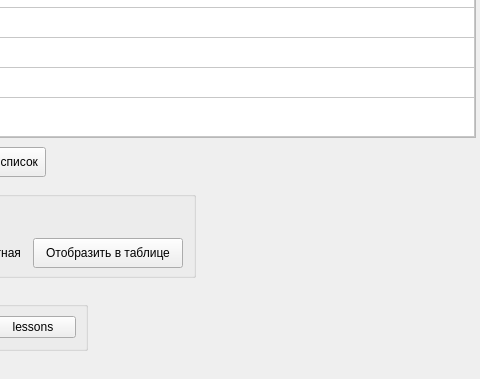
Old version of the form mainwindow.ui in the repository chalexyur/shnedule; both pictures show x 215 to 695 and y 103 to 482 of the 939 by 482 pixel window.
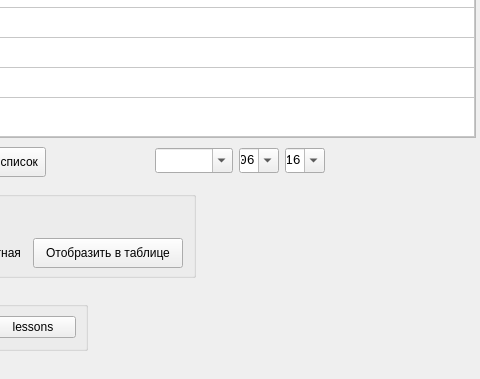
New version of the form. Icons and pictures are not drawn.

The edit to the form file:
```diff
--- a/mainwindow.ui
+++ b/mainwindow.ui
@@ -394,6 +394,233 @@
                     <bool>true</bool>
                 </property>
             </widget>
+            <widget class="QWidget" name="">
+                <property name="geometry">
+                    <rect>
+                        <x>370</x>
+                        <y>250</y>
+                        <width>170</width>
+                        <height>27</height>
+                    </rect>
+                </property>
+                <layout class="QGridLayout" name="gridLayout_3">
+                    <item row="0" column="0">
+                        <widget class="QComboBox" name="gr1ComboBox">
+                            <property name="minimumSize">
+                                <size>
+                                    <width>0</width>
+                                    <height>25</height>
+                                </size>
+                            </property>
+                            <property name="maximumSize">
+                                <size>
+                                    <width>80</width>
+                                    <height>16777215</height>
+                                </size>
+                            </property>
+                            <property name="font">
+                                <font>
+                                    <family>Consolas</family>
+                                    <pointsize>10</pointsize>
+                                </font>
+                            </property>
+                            <property name="editable">
+                                <bool>true</bool>
+                            </property>
+                            <property name="maxVisibleItems">
+                                <number>10</number>
+                            </property>
+                            <property name="insertPolicy">
+                                <enum>QComboBox::NoInsert</enum>
+                            </property>
+                            <property name="sizeAdjustPolicy">
+                                <enum>QComboBox::AdjustToContents</enum>
+                            </property>
+                            <property name="minimumContentsLength">
+                                <number>5</number>
+                            </property>
+                            <property name="frame">
+                                <bool>true</bool>
+                            </property>
+                            <property name="modelColumn">
+                                <number>0</number>
+                            </property>
+                        </widget>
+                    </item>
+                    <item row="0" column="1">
+                        <widget class="QComboBox" name="gr2ComboBox">
+                            <property name="minimumSize">
+                                <size>
+                                    <width>0</width>
+                                    <height>25</height>
+                                </size>
+                            </property>
+                            <property name="maximumSize">
+                                <size>
+                                    <width>40</width>
+                                    <height>16777215</height>
+                                </size>
+                            </property>
+                            <property name="font">
+                                <font>
+                                    <family>Consolas</family>
+                                    <pointsize>10</pointsize>
+                                    <weight>50</weight>
+                                    <italic>false</italic>
+                                    <bold>false</bold>
+                                    <underline>false</underline>
+                                    <stylestrategy>PreferDefault</stylestrategy>
+                                </font>
+                            </property>
+                            <property name="editable">
+                                <bool>true</bool>
+                            </property>
+                            <property name="currentIndex">
+                                <number>5</number>
+                            </property>
+                            <property name="maxVisibleItems">
+                                <number>10</number>
+                            </property>
+                            <property name="insertPolicy">
+                                <enum>QComboBox::NoInsert</enum>
+                            </property>
+                            <property name="sizeAdjustPolicy">
+                                <enum>QComboBox::AdjustToContents</enum>
+                            </property>
+                            <property name="minimumContentsLength">
+                                <number>2</number>
+                            </property>
+                            <property name="frame">
+                                <bool>true</bool>
+                            </property>
+                            <property name="modelColumn">
+                                <number>0</number>
+                            </property>
+                            <item>
+                                <property name="text">
+                                    <string>01</string>
+                                </property>
+                            </item>
+                            <item>
+                                <property name="text">
+                                    <string>02</string>
+                                </property>
+                            </item>
+                            <item>
+                                <property name="text">
+                                    <string>03</string>
+                                </property>
+                            </item>
+                            <item>
+                                <property name="text">
+                                    <string>04</string>
+                                </property>
+                            </item>
+                            <item>
+                                <property name="text">
+                                    <string>05</string>
+                                </property>
+                            </item>
+                            <item>
+                                <property name="text">
+                                    <string>06</string>
+                                </property>
+                            </item>
+                            <item>
+                                <property name="text">
+                                    <string>07</string>
+                                </property>
+                            </item>
+                            <item>
+                                <property name="text">
+                                    <string>08</string>
+                                </property>
+                            </item>
+                            <item>
+                                <property name="text">
+                                    <string>09</string>
+                                </property>
+                            </item>
+                            <item>
+                                <property name="text">
+                                    <string>10</string>
+                                </property>
+                            </item>
+                            <item>
+                                <property name="text">
+                                    <string>11</string>
+                                </property>
+                            </item>
+                        </widget>
+                    </item>
+                    <item row="0" column="2">
+                        <widget class="QComboBox" name="gr3ComboBox">
+                            <property name="minimumSize">
+                                <size>
+                                    <width>0</width>
+                                    <height>25</height>
+                                </size>
+                            </property>
+                            <property name="maximumSize">
+                                <size>
+                                    <width>40</width>
+                                    <height>16777215</height>
+                                </size>
+                            </property>
+                            <property name="font">
+                                <font>
+                                    <family>Consolas</family>
+                                    <pointsize>10</pointsize>
+                                </font>
+                            </property>
+                            <property name="editable">
+                                <bool>true</bool>
+                            </property>
+                            <property name="currentIndex">
+                                <number>2</number>
+                            </property>
+                            <property name="maxVisibleItems">
+                                <number>10</number>
+                            </property>
+                            <property name="insertPolicy">
+                                <enum>QComboBox::NoInsert</enum>
+                            </property>
+                            <property name="sizeAdjustPolicy">
+                                <enum>QComboBox::AdjustToContents</enum>
+                            </property>
+                            <property name="minimumContentsLength">
+                                <number>2</number>
+                            </property>
+                            <property name="frame">
+                                <bool>true</bool>
+                            </property>
+                            <property name="modelColumn">
+                                <number>0</number>
+                            </property>
+                            <item>
+                                <property name="text">
+                                    <string>14</string>
+                                </property>
+                            </item>
+                            <item>
+                                <property name="text">
+                                    <string>15</string>
+                                </property>
+                            </item>
+                            <item>
+                                <property name="text">
+                                    <string>16</string>
+                                </property>
+                            </item>
+                            <item>
+                                <property name="text">
+                                    <string>17</string>
+                                </property>
+                            </item>
+                        </widget>
+                    </item>
+                </layout>
+            </widget>
             <zorder>comboBox</zorder>
             <zorder>weekLabel</zorder>
             <zorder>label_2</zorder>
```
Left out of the diff: 3 changed lines with no effect on the pictures.
